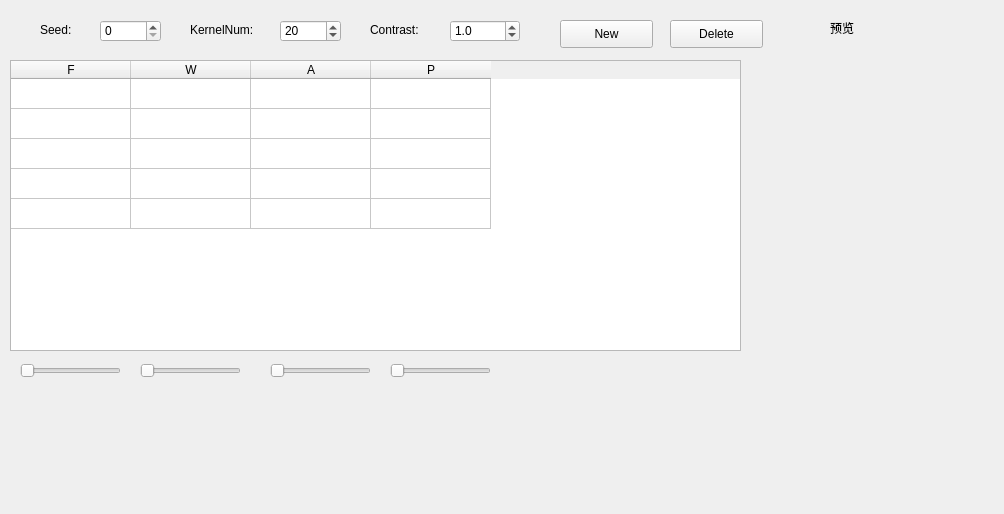
The window that Gabor noise/ParaTable.ui (Karl0007/GaborNoise) describes before a commit, drawn with Qt 5.
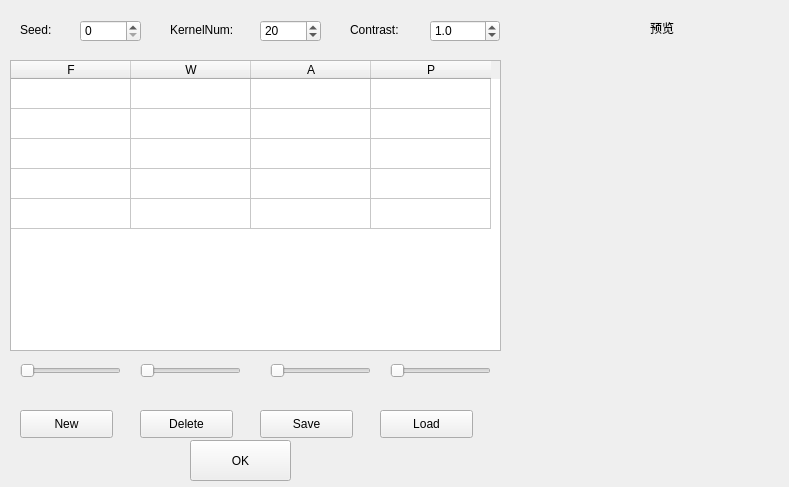
The same window after the commit.

What changed in the file:
```diff
--- a/Gabor noise/ParaTable.ui
+++ b/Gabor noise/ParaTable.ui
@@ -6,8 +6,8 @@
    <rect>
     <x>0</x>
     <y>0</y>
-    <width>1004</width>
-    <height>514</height>
+    <width>789</width>
+    <height>487</height>
    </rect>
   </property>
   <property name="windowTitle">
@@ -18,7 +18,7 @@
     <rect>
      <x>10</x>
      <y>60</y>
-     <width>731</width>
+     <width>491</width>
      <height>291</height>
     </rect>
    </property>
@@ -84,7 +84,7 @@
   <widget class="QSpinBox" name="spinBox">
    <property name="geometry">
     <rect>
-     <x>100</x>
+     <x>80</x>
      <y>20</y>
      <width>61</width>
      <height>22</height>
@@ -94,7 +94,7 @@
   <widget class="QLabel" name="label">
    <property name="geometry">
     <rect>
-     <x>40</x>
+     <x>20</x>
      <y>20</y>
      <width>51</width>
      <height>20</height>
@@ -107,7 +107,7 @@
   <widget class="QSpinBox" name="spinBox_2">
    <property name="geometry">
     <rect>
-     <x>280</x>
+     <x>260</x>
      <y>20</y>
      <width>61</width>
      <height>22</height>
@@ -135,7 +135,7 @@
   <widget class="QLabel" name="label_2">
    <property name="geometry">
     <rect>
-     <x>190</x>
+     <x>170</x>
      <y>20</y>
      <width>81</width>
      <height>20</height>
@@ -148,7 +148,7 @@
   <widget class="QLabel" name="label_3">
    <property name="geometry">
     <rect>
-     <x>370</x>
+     <x>350</x>
      <y>20</y>
      <width>81</width>
      <height>20</height>
@@ -161,7 +161,7 @@
   <widget class="QDoubleSpinBox" name="doubleSpinBox">
    <property name="geometry">
     <rect>
-     <x>450</x>
+     <x>430</x>
      <y>20</y>
      <width>70</width>
      <height>22</height>
@@ -183,8 +183,8 @@
   <widget class="QWidget" name="widget" native="true">
    <property name="geometry">
     <rect>
-     <x>750</x>
-     <y>290</y>
+     <x>560</x>
+     <y>250</y>
      <width>200</width>
      <height>200</height>
     </rect>
@@ -205,8 +205,8 @@
   <widget class="QLabel" name="Image">
    <property name="geometry">
     <rect>
-     <x>750</x>
-     <y>70</y>
+     <x>560</x>
+     <y>40</y>
      <width>200</width>
      <height>200</height>
     </rect>
@@ -230,7 +230,7 @@
   <widget class="QLabel" name="label_4">
    <property name="geometry">
     <rect>
-     <x>830</x>
+     <x>650</x>
      <y>20</y>
      <width>72</width>
      <height>15</height>
@@ -295,8 +295,8 @@
   <widget class="QPushButton" name="New">
    <property name="geometry">
     <rect>
-     <x>560</x>
-     <y>20</y>
+     <x>20</x>
+     <y>410</y>
      <width>93</width>
      <height>28</height>
     </rect>
@@ -308,8 +308,8 @@
   <widget class="QPushButton" name="Delete">
    <property name="geometry">
     <rect>
-     <x>670</x>
-     <y>20</y>
+     <x>140</x>
+     <y>410</y>
      <width>93</width>
      <height>28</height>
     </rect>
@@ -318,6 +318,45 @@
     <string>Delete</string>
    </property>
   </widget>
+  <widget class="QPushButton" name="Save">
+   <property name="geometry">
+    <rect>
+     <x>260</x>
+     <y>410</y>
+     <width>93</width>
+     <height>28</height>
+    </rect>
+   </property>
+   <property name="text">
+    <string>Save</string>
+   </property>
+  </widget>
+  <widget class="QPushButton" name="Load">
+   <property name="geometry">
+    <rect>
+     <x>380</x>
+     <y>410</y>
+     <width>93</width>
+     <height>28</height>
+    </rect>
+   </property>
+   <property name="text">
+    <string>Load</string>
+   </property>
+  </widget>
+  <widget class="QPushButton" name="OK">
+   <property name="geometry">
+    <rect>
+     <x>190</x>
+     <y>440</y>
+     <width>101</width>
+     <height>41</height>
+    </rect>
+   </property>
+   <property name="text">
+    <string>OK</string>
+   </property>
+  </widget>
  </widget>
  <layoutdefault spacing="6" margin="11"/>
  <resources/>
```
Left out of the diff: 6 changed lines with no effect on the pictures.
